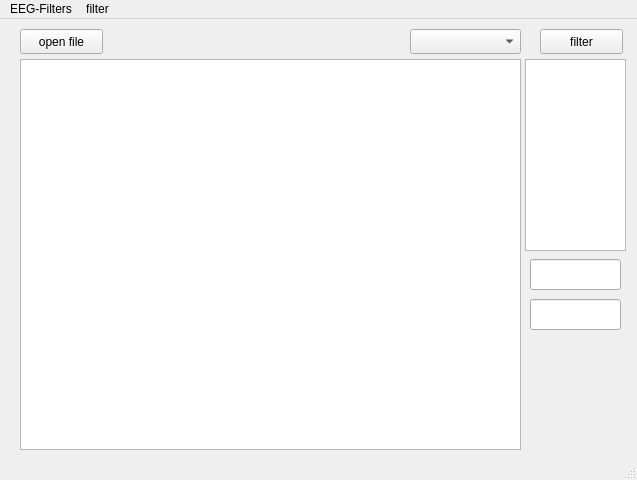
Before: the Qt Designer form pyqtgraph.ui in yaricp/eeg-filters, drawn with Qt 5.
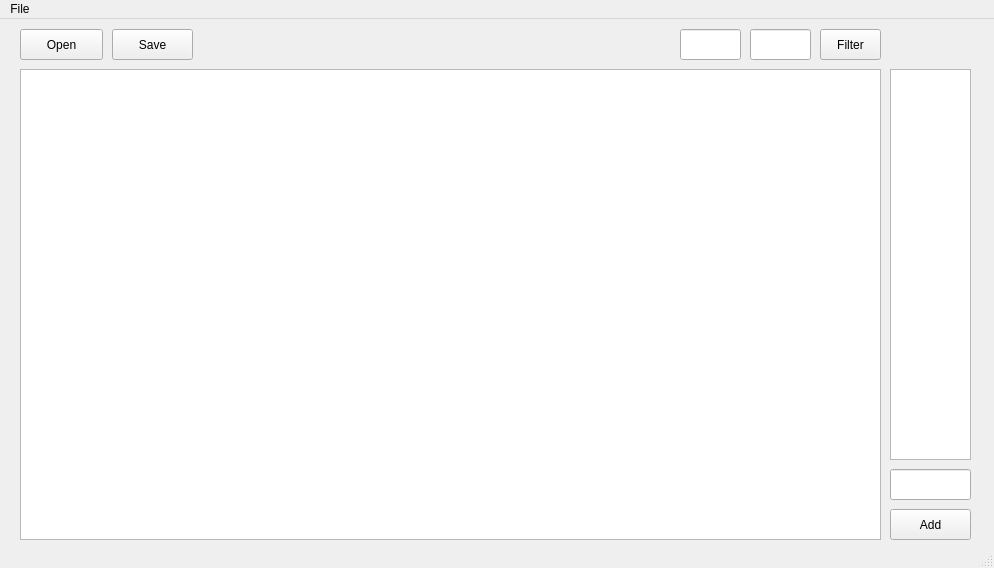
After: the same form once the commit is applied.

Commit message: new main window

Diff of the .ui file:
```diff
--- a/pyqtgraph.ui
+++ b/pyqtgraph.ui
@@ -6,8 +6,8 @@
    <rect>
     <x>0</x>
     <y>0</y>
-    <width>637</width>
-    <height>480</height>
+    <width>994</width>
+    <height>568</height>
    </rect>
   </property>
   <property name="windowTitle">
@@ -20,10 +20,10 @@
     </property>
     <property name="geometry">
      <rect>
-      <x>525</x>
-      <y>40</y>
-      <width>101</width>
-      <height>192</height>
+      <x>890</x>
+      <y>50</y>
+      <width>81</width>
+      <height>391</height>
      </rect>
     </property>
     <property name="currentRow">
@@ -36,42 +36,42 @@
       <x>20</x>
       <y>10</y>
       <width>83</width>
-      <height>25</height>
+      <height>31</height>
      </rect>
     </property>
     <property name="text">
-     <string>open file</string>
+     <string>Open</string>
     </property>
    </widget>
    <widget class="QPushButton" name="pushButton_2">
     <property name="geometry">
      <rect>
-      <x>540</x>
+      <x>820</x>
       <y>10</y>
-      <width>83</width>
-      <height>25</height>
+      <width>61</width>
+      <height>31</height>
      </rect>
     </property>
     <property name="text">
-     <string>filter</string>
+     <string>Filter</string>
     </property>
    </widget>
    <widget class="QGraphicsView" name="graphicsView">
     <property name="geometry">
      <rect>
       <x>20</x>
-      <y>40</y>
-      <width>501</width>
-      <height>391</height>
+      <y>50</y>
+      <width>861</width>
+      <height>471</height>
      </rect>
     </property>
    </widget>
    <widget class="QLineEdit" name="lineEdit">
     <property name="geometry">
      <rect>
-      <x>530</x>
-      <y>240</y>
-      <width>91</width>
+      <x>750</x>
+      <y>10</y>
+      <width>61</width>
       <height>31</height>
      </rect>
     </property>
@@ -79,22 +79,48 @@
    <widget class="QLineEdit" name="lineEdit_2">
     <property name="geometry">
      <rect>
-      <x>530</x>
-      <y>280</y>
-      <width>91</width>
+      <x>680</x>
+      <y>10</y>
+      <width>61</width>
       <height>31</height>
      </rect>
     </property>
    </widget>
-   <widget class="QComboBox" name="comboBox">
+   <widget class="QLineEdit" name="lineEdit_3">
     <property name="geometry">
      <rect>
-      <x>410</x>
+      <x>890</x>
+      <y>450</y>
+      <width>81</width>
+      <height>31</height>
+     </rect>
+    </property>
+   </widget>
+   <widget class="QPushButton" name="pushButton_3">
+    <property name="geometry">
+     <rect>
+      <x>890</x>
+      <y>490</y>
+      <width>81</width>
+      <height>31</height>
+     </rect>
+    </property>
+    <property name="text">
+     <string>Add</string>
+    </property>
+   </widget>
+   <widget class="QPushButton" name="pushButton_4">
+    <property name="geometry">
+     <rect>
+      <x>112</x>
       <y>10</y>
-      <width>111</width>
-      <height>25</height>
+      <width>81</width>
+      <height>31</height>
      </rect>
     </property>
+    <property name="text">
+     <string>Save</string>
+    </property>
    </widget>
   </widget>
   <widget class="QMenuBar" name="menubar">
@@ -102,24 +128,40 @@
     <rect>
      <x>0</x>
      <y>0</y>
-     <width>637</width>
+     <width>994</width>
      <height>22</height>
     </rect>
    </property>
    <widget class="QMenu" name="menuEEG_Filters">
     <property name="title">
-     <string>EEG-Filters</string>
+     <string>File</string>
     </property>
-   </widget>
-   <widget class="QMenu" name="menufilter">
-    <property name="title">
-     <string>filter</string>
-    </property>
+    <addaction name="actionopen"/>
+    <addaction name="actionsave"/>
+    <addaction name="actionsave_as"/>
    </widget>
    <addaction name="menuEEG_Filters"/>
-   <addaction name="menufilter"/>
   </widget>
-  <widget class="QStatusBar" name="statusbar"/>
+  <widget class="QStatusBar" name="statusbar">
+   <property name="sizeGripEnabled">
+    <bool>true</bool>
+   </property>
+  </widget>
+  <action name="actionopen">
+   <property name="text">
+    <string>open</string>
+   </property>
+  </action>
+  <action name="actionsave">
+   <property name="text">
+    <string>save</string>
+   </property>
+  </action>
+  <action name="actionsave_as">
+   <property name="text">
+    <string>save as</string>
+   </property>
+  </action>
  </widget>
  <resources/>
  <connections/>
```
The commit also changes 2 other files.
